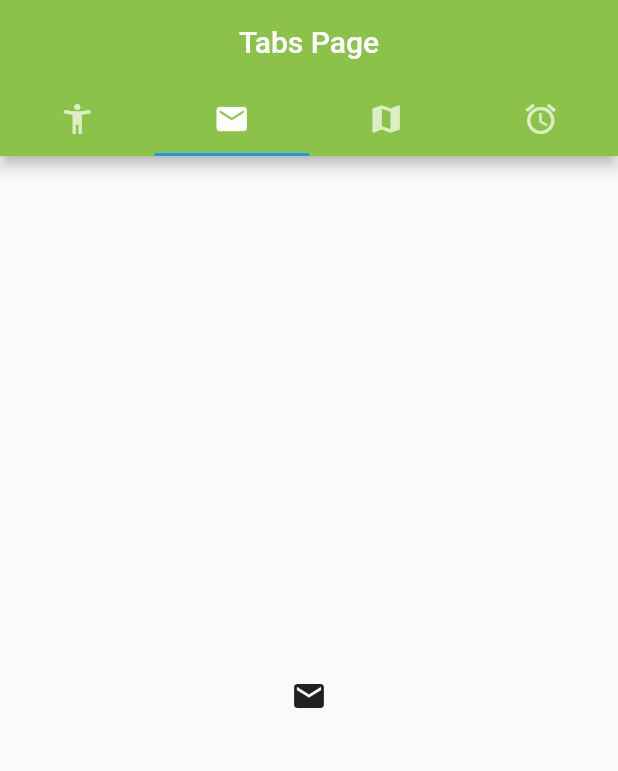
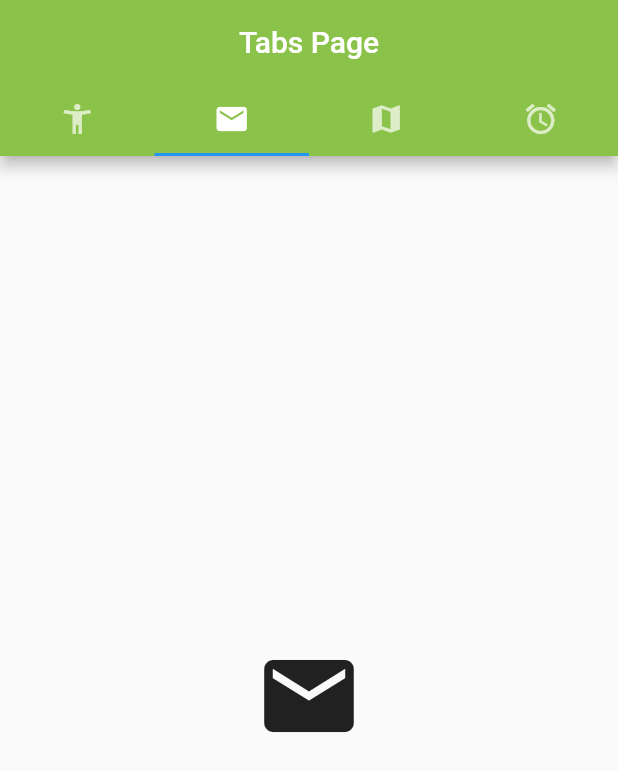
Before and after one commit to juddcito/flutter_practica_06, a Flutter app: the screen it shows after launch, on a phone screen of 412 x 824 dp. Shown: the top 771 px of the screen. Run offline on Flutter 3.47's test engine with Material 2 defaults, Android fonts, the light colour scheme and no system bars.

Commit message:
tamaño de íconos

```diff
--- a/lib/src/tabs_page.dart
+++ b/lib/src/tabs_page.dart
@@ -34,10 +34,10 @@ class TabsPage extends StatelessWidget {
         ),
         body: const TabBarView(
           children: [
-            Icon(Icons.accessibility_new),
-            Icon(Icons.mail),
-            Icon(Icons.map),
-            Icon(Icons.access_alarm),
+            Icon(Icons.accessibility_new, size: 72),
+            Icon(Icons.mail, size: 72),
+            Icon(Icons.map, size: 72),
+            Icon(Icons.access_alarm, size: 72),
           ],
         ),
       )
```
